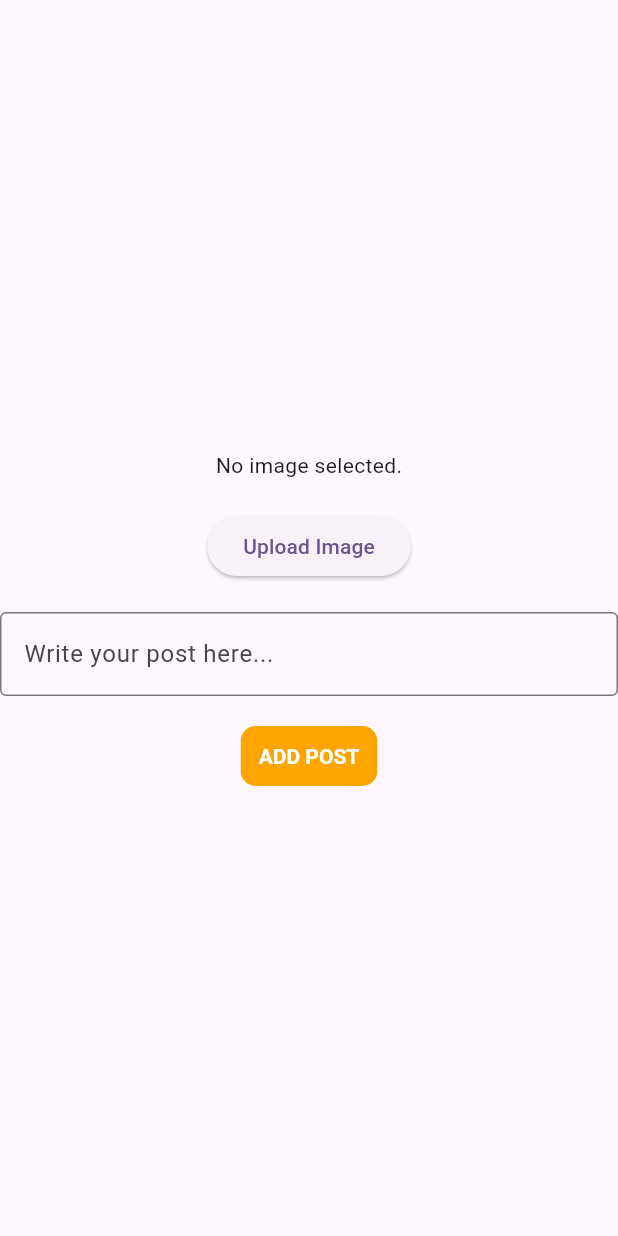
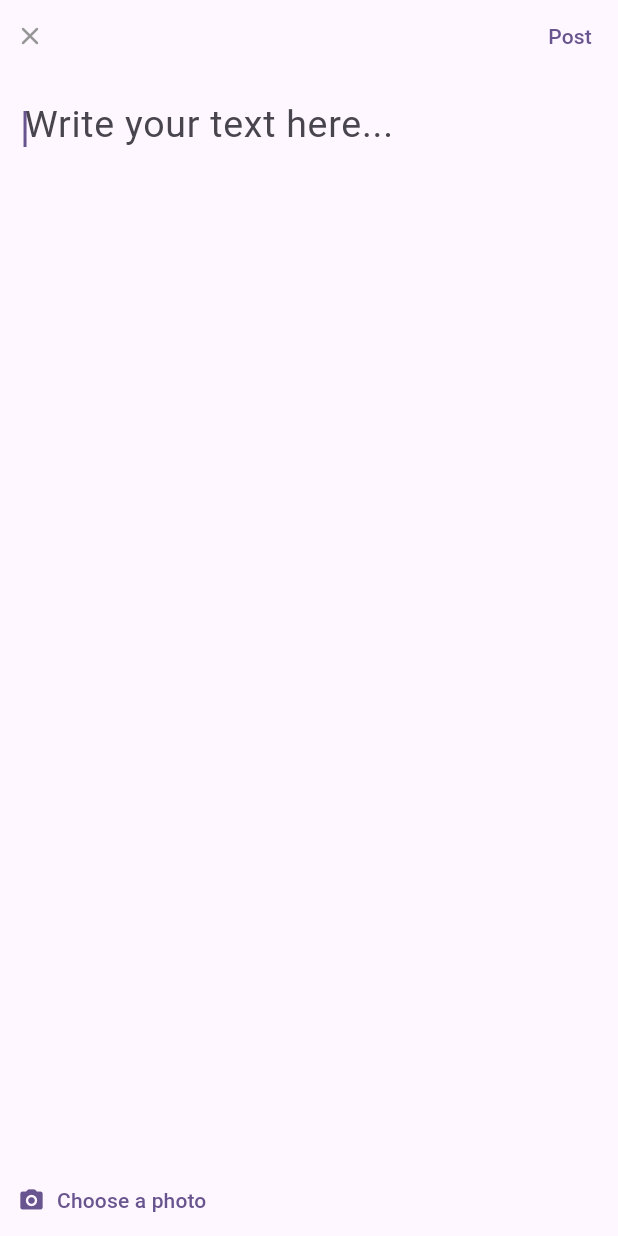
Before and after one commit to maniangdoz/exo_post, a Flutter app: the PostAdd widget shown alone on an empty page, opened directly, on a phone screen of 412 x 824 dp. Run offline on Flutter 3.47's test engine with Material 2 defaults, Android fonts, the phone set to English and light mode, and no system bars; our stand-ins replace bloc, equatable, flutter_animate, flutter_bloc, flutter_keyboard_visibility, get_it and 6 more; accounts and stored records are empty.

Commit message:
add post widget

```diff
--- a/lib/features/post/presentation/pages/post_screen.dart
+++ b/lib/features/post/presentation/pages/post_screen.dart
@@ -69,8 +69,9 @@ class _PostScreenState extends State<PostScreen> {
 
   void _showModalBottomSheet(BuildContext context) {
     showModalBottomSheet(
+      context: context,
       isScrollControlled: true,
-      context: context,
+      useSafeArea: true,
       builder: (BuildContext context) {
         return const PostAdd();
       },
--- a/lib/features/post/presentation/widgets/post_add.dart
+++ b/lib/features/post/presentation/widgets/post_add.dart
@@ -1,12 +1,14 @@
+import 'dart:async';
 import 'dart:developer';
+import 'dart:io';
 
 import 'package:flutter/material.dart';
+import 'package:flutter_keyboard_visibility/flutter_keyboard_visibility.dart';
+import 'package:go_router/go_router.dart';
 import 'package:image_picker/image_picker.dart';
 
 import '../../../../common/styles/colors.dart';
-import '../../../../common/utils/app_utils.dart';
 import '../../../../main_dev.dart';
-import '../../../shared/presentation/widgets/button_shared.dart';
 
 class PostAdd extends StatefulWidget {
   const PostAdd({super.key});
@@ -16,9 +18,29 @@ class PostAdd extends StatefulWidget {
 }
 
 class _PostAddState extends State<PostAdd> {
-  String _postContent = '';
+  XFile? _pickedFile;
+  late ScrollController _scrollController;
+  late FocusNode _focus;
+  late StreamSubscription<bool> _keyboardSubscription;
+  late KeyboardVisibilityController _keyboardVisibilityController;
+  late TextEditingController _controller;
+  bool readOnly = true;
 
-  XFile? _pickedFile;
+  @override
+  void initState() {
+    super.initState();
+    _scrollController = ScrollController();
+    _focus = FocusNode();
+    _controller = TextEditingController();
+    _keyboardVisibilityController = KeyboardVisibilityController();
+    _keyboardSubscription =
+        _keyboardVisibilityController.onChange.listen((event) {
+      log('event $event');
+      setState(() {
+        readOnly = !event;
+      });
+    });
+  }
 
   Future<void> _getImage() async {
     _pickedFile = await imageLogic.getImage();
@@ -26,54 +48,132 @@ class _PostAddState extends State<PostAdd> {
   }
 
   @override
+  void dispose() {
+    _focus.dispose();
+    _keyboardSubscription.cancel();
+    _controller.dispose();
+    super.dispose();
+  }
+
+  @override
   Widget build(BuildContext context) {
-    return SizedBox(
-      child: Center(
+    if (readOnly) {
+      _focus.requestFocus();
+    }
+    return StatefulBuilder(builder: (context, setState) {
+      return Padding(
+        padding: EdgeInsets.only(
+          bottom: _pickedFile == null
+              ? MediaQuery.of(context).viewInsets.bottom
+              : 0,
+        ),
         child: Column(
-          mainAxisAlignment: MainAxisAlignment.center,
-          mainAxisSize: MainAxisSize.min,
           children: <Widget>[
-            const Text('No image selected.'),
-            const SizedBox(height: 20),
-            ElevatedButton(
-              onPressed: _getImage,
-              child: const Text('Upload Image'),
+            Row(
+              mainAxisAlignment: MainAxisAlignment.spaceBetween,
+              children: [
+                GestureDetector(
+                  onTap: () {
+                    context.pop();
+                  },
+                  child: const Padding(
+                    padding: EdgeInsets.only(left: 10),
+                    child: Icon(
+                      Icons.close_rounded,
+                      size: 20,
+                      color: AppColors.greyColor,
+                    ),
+                  ),
+                ),
+                TextButton(
+                  onPressed: _addPost,
+                  child: const Text('Post'),
+                ),
+              ],
             ),
-            const SizedBox(height: 20),
-            TextFormField(
-              keyboardType: TextInputType.text,
-              onChanged: (value) {
-                setState(() {
-                  _postContent = value;
-                });
-              },
-              decoration: const InputDecoration(
-                hintText: 'Write your post here...',
-                border: OutlineInputBorder(),
+            Expanded(
+              child: Scrollbar(
+                controller: _scrollController,
+                child: TextFormField(
+                  controller: _controller,
+                  onTap: _textFieldOnTap,
+                  focusNode: _focus,
+                  showCursor: true,
+                  readOnly: readOnly,
+                  scrollController: _scrollController,
+                  keyboardType: TextInputType.multiline,
+                  maxLines: null,
+                  decoration: const InputDecoration(
+                    hintText: 'Write your text here...',
+                    hintStyle: TextStyle(
+                      fontSize: 25,
+                      fontWeight: FontWeight.normal,
+                    ),
+                    border: OutlineInputBorder(
+                      borderSide: BorderSide.none,
+                    ),
+                  ),
+                ),
               ),
             ),
-            const SizedBox(height: 20),
-            ButtonShared(
-              text: "Add Post".toUpperCase(),
-              colorButton: AppColors.primaryColor,
-              onClick: _addPost,
-            ),
+            if (_pickedFile != null)
+              Stack(
+                children: [
+                  Image.file(
+                    File(_pickedFile!.path),
+                  ),
+                  GestureDetector(
+                    onTap: () {
+                      setState(() {
+                        _pickedFile = null;
+                      });
+                    },
+                    child: Padding(
+                      padding: const EdgeInsets.only(
+                        right: 5,
+                        top: 5,
+                      ),
+                      child: Align(
+                        alignment: Alignment.topRight,
+                        child: Container(
+                          decoration: const BoxDecoration(
+                            color: AppColors.greyColor,
+                            shape: BoxShape.circle,
+                          ),
+                          child: const Padding(
+                            padding: EdgeInsets.all(4),
+                            child: Icon(
+                              Icons.close_rounded,
+                              size: 16,
+                              color: Colors.white,
+                            ),
+                          ),
+                        ),
+                      ),
+                    ),
+                  ),
+                ],
+              ),
+            if (_pickedFile == null)
+              Align(
+                alignment: Alignment.bottomLeft,
+                child: TextButton.icon(
+                  onPressed: _getImage,
+                  icon: const Icon(Icons.camera_alt_rounded),
+                  label: const Text('Choose a photo'),
+                ),
+              ),
           ],
         ),
-      ),
-    );
+      );
+    });
   }
 
-  void _addPost() {
-    log('Added post with content: $_postContent');
-    if (_pickedFile == null) {
-      AppUtils.showAlert(
-          context, 'Please select an image first', AppColors.errorColor);
-      return;
-    }
-    if (_postContent == '') {
-      AppUtils.showAlert(
-          context, 'Please enter a caption', AppColors.errorColor);
-    }
+  void _addPost() {}
+
+  void _textFieldOnTap() {
+    setState(() {
+      readOnly = false;
+    });
   }
 }
--- a/pubspec.yaml
+++ b/pubspec.yaml
@@ -34,13 +34,14 @@ dependencies:
     sdk: flutter
   flutter_animate: ^4.2.0+1
   flutter_bloc: ^8.1.3
+  flutter_keyboard_visibility: ^5.4.1
   get_it: ^7.6.4
   go_router: ^11.1.4
+  image_picker: ^1.0.4
   injectable: ^2.3.2
   readmore: ^2.2.0
   shared_preferences: ^2.2.2
   skeletonizer: ^0.8.0
-  image_picker: ^1.0.4
 
 dev_dependencies:
   build_runner: null
```
Also changed, not shown: pubspec.lock.
